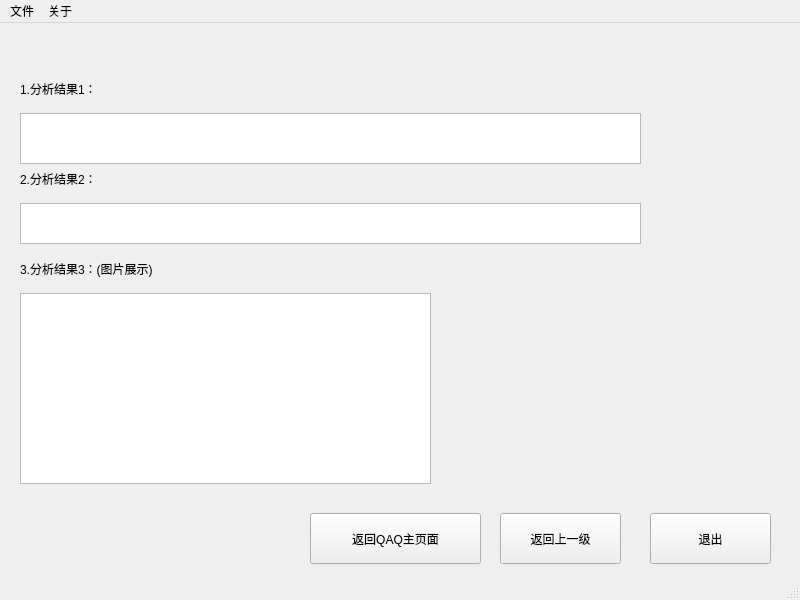
The window that QAQ/nextanalysewin.ui (Bot4Hackathon2020/Hackathon) describes before a commit, drawn with Qt 5.
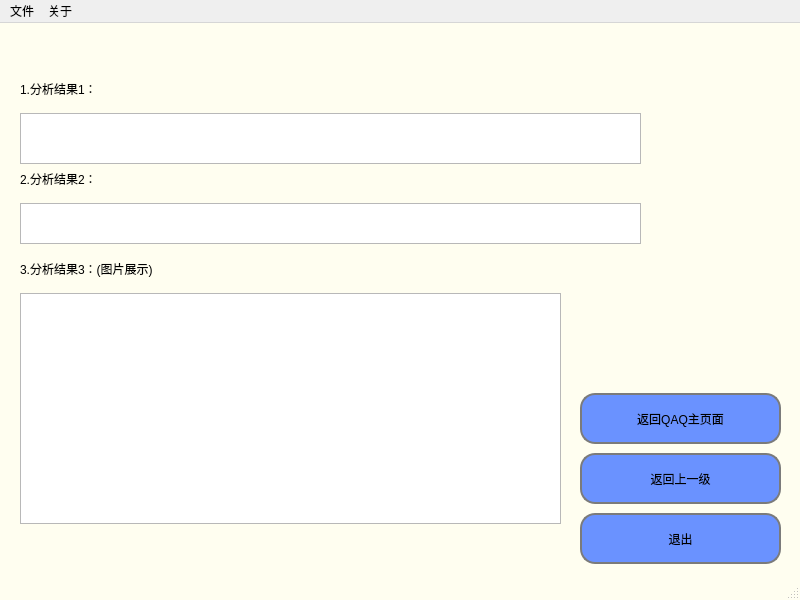
The same window after the commit. Icons and pictures are not drawn.

Patch:
```diff
--- a/QAQ/nextanalysewin.ui
+++ b/QAQ/nextanalysewin.ui
@@ -13,13 +13,42 @@
   <property name="windowTitle">
    <string>MainWindow</string>
   </property>
+  <property name="styleSheet">
+   <string notr="true">QMainWindow{
+	background-color: rgb(255, 254, 240);
+	border-image: url(:/new/prefix1/back.jpg);
+}
+
+QLineEdit{
+
+	border:3px solid#7b7b7b;
+	border-radius:5px;
+	background-color:#fffef0
+}
+
+QPushButton{
+	border:2px solid#7b7b7b;
+	border-radius:15px;
+	background-color:#6a92ff;
+	
+	font: 10 15pt &quot;字魂17号-萌趣果冻体&quot;;
+}
+
+QPushButton:hover{
+	background-color:#aa92ff
+}
+QPushButton:pressed{
+	background-color:#FF90ff
+}
+</string>
+  </property>
   <widget class="QWidget" name="centralwidget">
    <widget class="QPushButton" name="pushButton">
     <property name="geometry">
      <rect>
-      <x>650</x>
+      <x>580</x>
       <y>490</y>
-      <width>121</width>
+      <width>201</width>
       <height>51</height>
      </rect>
     </property>
@@ -69,9 +98,9 @@
    <widget class="QPushButton" name="pushButton_2">
     <property name="geometry">
      <rect>
-      <x>500</x>
-      <y>490</y>
-      <width>121</width>
+      <x>580</x>
+      <y>430</y>
+      <width>201</width>
       <height>51</height>
      </rect>
     </property>
@@ -82,9 +111,9 @@
    <widget class="QPushButton" name="pushButton_3">
     <property name="geometry">
      <rect>
-      <x>310</x>
-      <y>490</y>
-      <width>171</width>
+      <x>580</x>
+      <y>370</y>
+      <width>201</width>
       <height>51</height>
      </rect>
     </property>
@@ -97,8 +126,8 @@
      <rect>
       <x>20</x>
       <y>270</y>
-      <width>411</width>
-      <height>191</height>
+      <width>541</width>
+      <height>231</height>
      </rect>
     </property>
    </widget>
```
Left out of the diff: 9 changed lines with no effect on the pictures.
